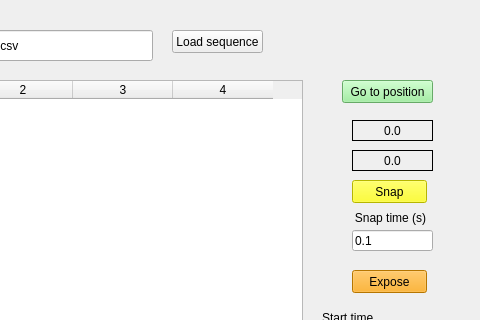
ChrisHall-IMBL/StepNShoot, file sequencer.ui: the form before one commit; both pictures show x 158 to 638 and y 0 to 320 of the 638 by 595 pixel window.
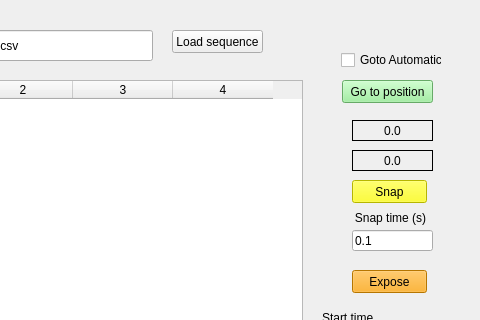
The form after the commit.

Commit message: Friday morning e enter the commit message for your changes. Lines starting

```diff
--- a/sequencer.ui
+++ b/sequencer.ui
@@ -451,6 +451,19 @@
      <string>Stop time</string>
     </property>
    </widget>
+   <widget class="QCheckBox" name="checkBoxAuto">
+    <property name="geometry">
+     <rect>
+      <x>499</x>
+      <y>50</y>
+      <width>101</width>
+      <height>20</height>
+     </rect>
+    </property>
+    <property name="text">
+     <string>Goto Automatic</string>
+    </property>
+   </widget>
   </widget>
   <widget class="QStatusBar" name="statusbar"/>
  </widget>
```
The commit also changes 2 other files.
